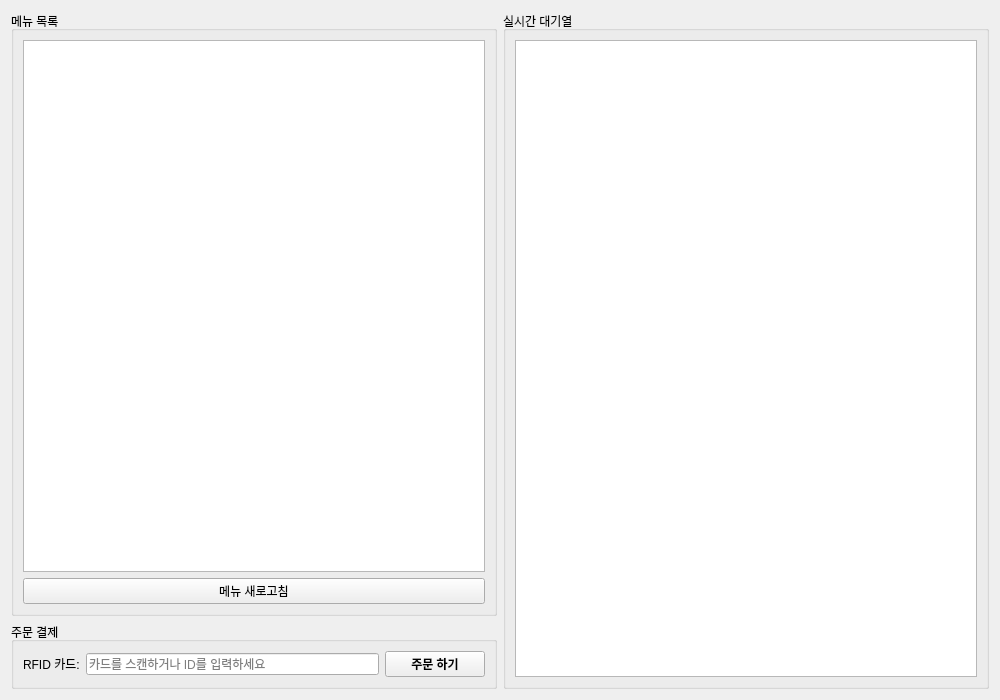
addinedu-ros-11th/iot-repo-2, file ui/order_screen.ui: the form before one commit.
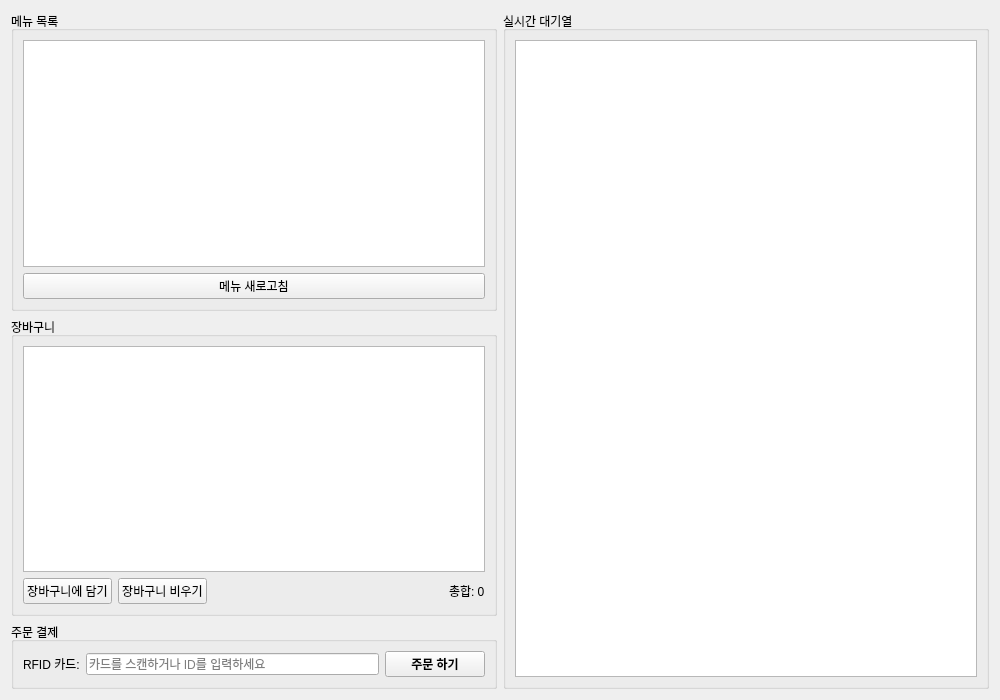
The form after the commit.

Commit message: feat(cart): 장바구니 기능 구현

The edit to the form file:
```diff
--- a/ui/order_screen.ui
+++ b/ui/order_screen.ui
@@ -42,8 +42,65 @@
        </layout>
       </widget>
      </item>
-     <item>
-      <widget class="QGroupBox" name="groupBox_order">
+    <item>
+     <widget class="QGroupBox" name="groupBox_cart">
+      <property name="title">
+       <string>장바구니</string>
+      </property>
+      <layout class="QVBoxLayout" name="verticalLayout_cart">
+       <item>
+        <widget class="QTableWidget" name="cartTable">
+        <property name="selectionMode">
+         <enum>QAbstractItemView::SingleSelection</enum>
+        </property>
+        <property name="selectionBehavior">
+         <enum>QAbstractItemView::SelectRows</enum>
+        </property>
+        </widget>
+       </item>
+       <item>
+        <layout class="QHBoxLayout" name="horizontalLayout_cart_control">
+        <item>
+         <widget class="QPushButton" name="btnAddToCart">
+          <property name="text">
+           <string>장바구니에 담기</string>
+          </property>
+         </widget>
+        </item>
+        <item>
+         <widget class="QPushButton" name="btnClearCart">
+          <property name="text">
+           <string>장바구니 비우기</string>
+          </property>
+         </widget>
+        </item>
+          <item>
+           <spacer name="horizontalSpacer_cart">
+            <property name="orientation">
+             <enum>Qt::Horizontal</enum>
+            </property>
+            <property name="sizeHint" stdset="0">
+             <size>
+              <width>40</width>
+              <height>20</height>
+             </size>
+            </property>
+           </spacer>
+          </item>
+        <item>
+         <widget class="QLabel" name="lblTotal">
+          <property name="text">
+           <string>총합: 0</string>
+          </property>
+         </widget>
+        </item>
+        </layout>
+       </item>
+      </layout>
+     </widget>
+    </item>
+    <item>
+     <widget class="QGroupBox" name="groupBox_order">
        <property name="maximumSize">
         <size>
          <width>16777215</width>
```
The commit also changes 1 other file.
